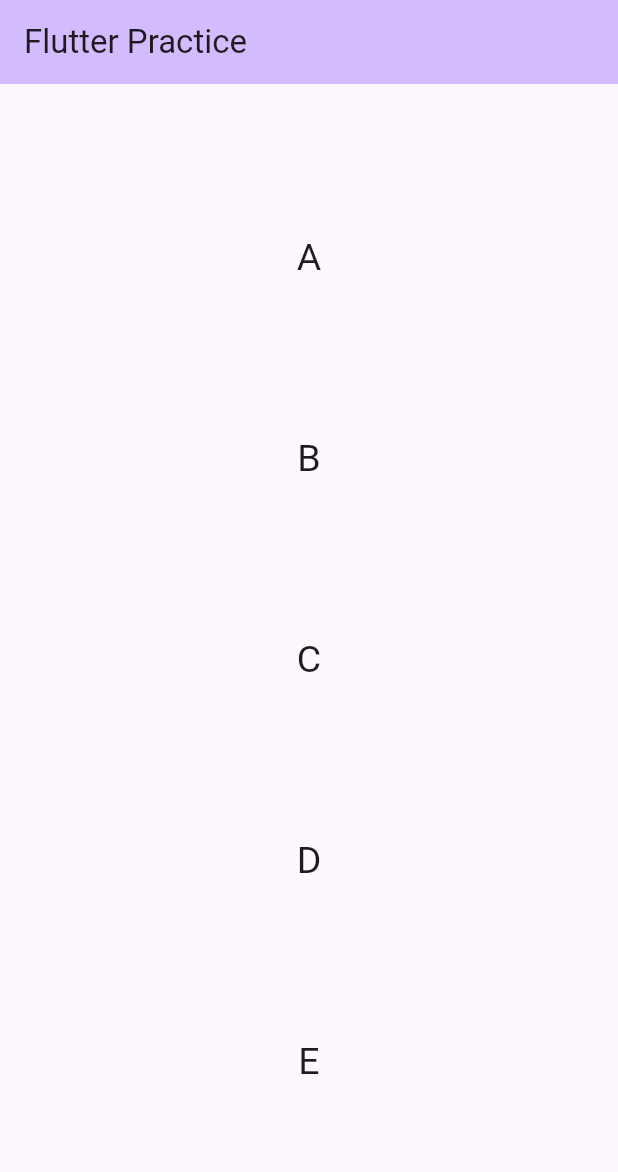
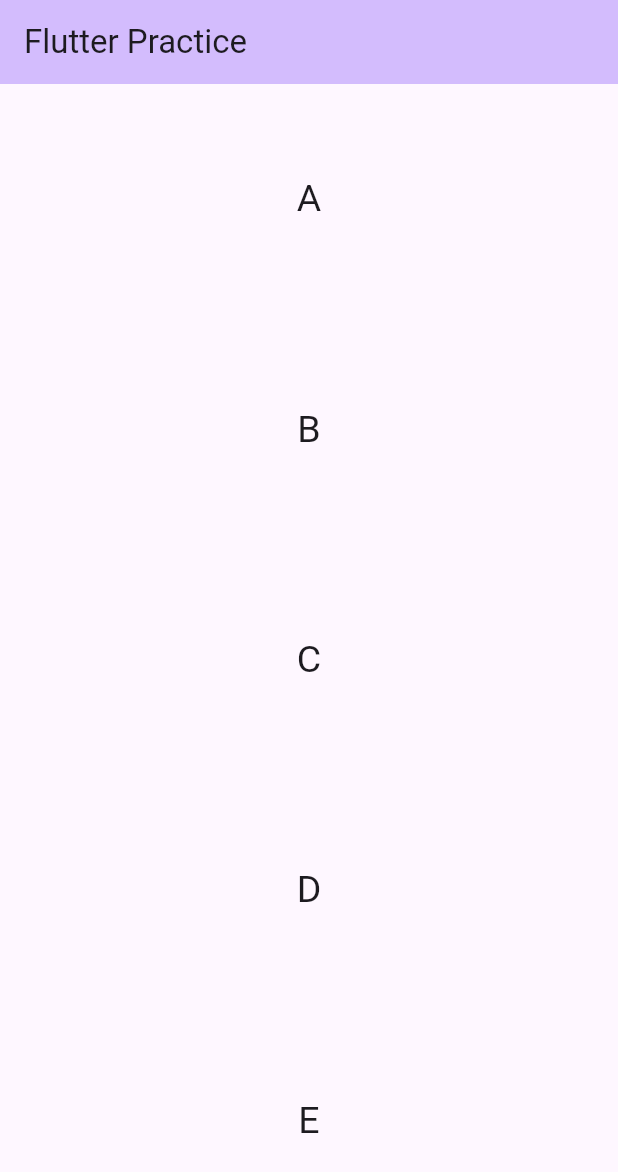
Before and after one commit to Shafayat-Fahim/flutter_practice, a Flutter app: the screen it shows after launch, on a phone screen of 412 x 824 dp. Shown: the top 1172 px of the screen. Run offline on Flutter 3.47's test engine with Material 3 defaults, Android fonts, the phone set to English and light mode, and no system bars.

Commit message:
column_crossAxisAlignment

```diff
--- a/lib/main.dart
+++ b/lib/main.dart
@@ -64,9 +64,10 @@ class _MyHomePageState extends State<MyHomePage> {
         title: Text("Flutter Practice"),
       ),
       body: Container(
-        width: 425,
+        width: 500,
         child: Column(
-          mainAxisAlignment: MainAxisAlignment.spaceEvenly,
+          mainAxisAlignment: MainAxisAlignment.spaceAround,
+          crossAxisAlignment: CrossAxisAlignment.center,
           children: [
             Text("A", style: TextStyle(fontSize: 25),),
             Text("B", style: TextStyle(fontSize: 25),),
```
